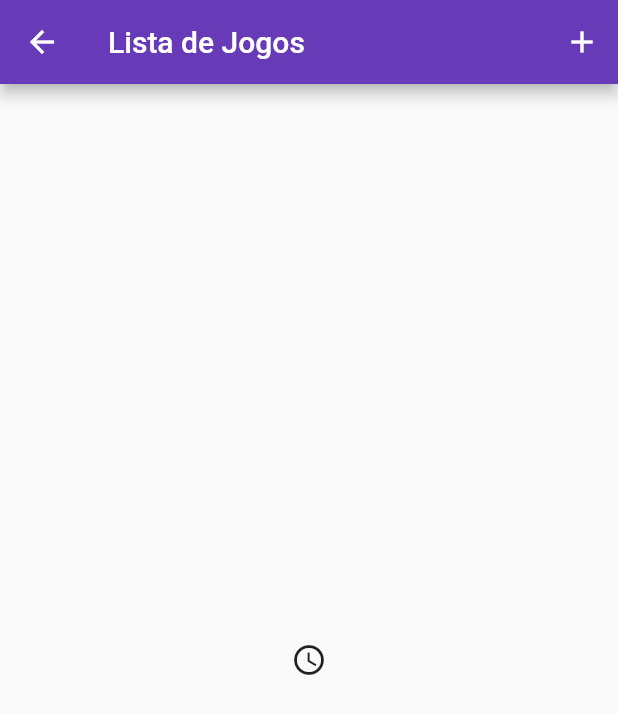
After one commit to RafaelMaluffe/REC_Game, a Flutter app: the screen it shows after launch, in the side drawer, after a tap on "Jogos", on a phone screen of 412 x 824 dp. The commit adds this screen. Shown: the top 714 px of the screen. Run offline on Flutter 3.47's test engine with Material 2 defaults, Android fonts, the phone set to English and light mode, and no system bars.

Commit message:
Adição de tela de lista de jogo

```diff
--- a/flutter/rec_game_app/lib/main.dart
+++ b/flutter/rec_game_app/lib/main.dart
@@ -1,6 +1,7 @@
 import 'package:flutter/material.dart';
 import 'package:rec_game_app/views/GeneroList.dart';
 import 'package:rec_game_app/views/HomeView.dart';
+import 'package:rec_game_app/views/JogoList.dart';
 import 'package:rec_game_app/views/PlataformaAdd.dart';
 import 'package:rec_game_app/views/GeneroAdd.dart';
 import 'package:rec_game_app/views/PlataformaList.dart';
@@ -18,10 +19,11 @@ class MyApp extends StatelessWidget {
       initialRoute: '/',
       routes: {
         '/': (context) => HomeView(),
-        '/Plataforma': (context) => Plataforma_List(),
-        '/PlataformaAdd': (context) => PlataformaAdd(),
-        '/Genero': (context) => GeneroList(),
-        '/GeneroAdd': (context) => GeneroAdd(),
+        '/plataforma': (context) => Plataforma_List(),
+        '/plataformaAdd': (context) => PlataformaAdd(),
+        '/genero': (context) => GeneroList(),
+        '/generoAdd': (context) => GeneroAdd(),
+        '/jogo': (context) => JogoList(),
       },
       theme: ThemeData(
         primarySwatch: Colors.deepPurple,
--- /dev/null
+++ b/flutter/rec_game_app/lib/models/jogo.dart
@@ -0,0 +1,21 @@
+class Jogo {
+  final int id;
+  final String descricao;
+  final String dataCadastro;
+  final String avatar;
+
+  const Jogo({
+    required this.id,
+    required this.descricao,
+    required this.dataCadastro,
+    required this.avatar,
+  });
+
+  factory Jogo.fromjson(Map<String, dynamic> json) {
+    return Jogo(
+        id: json["idJogo"] as int,
+        descricao: json["descricao"] as String,
+        dataCadastro: json["dataCadastro"] as String,
+        avatar: "");
+  }
+}
--- a/flutter/rec_game_app/lib/views/HomeView.dart
+++ b/flutter/rec_game_app/lib/views/HomeView.dart
@@ -24,21 +24,21 @@ class HomeView extends StatelessWidget {
               ),
             ),
             ListTile(
-              title: const Text('Plataforma'),
+              title: const Text('Jogos'),
               onTap: () {
-                Navigator.of(context).pushNamed('/Plataforma');
+                Navigator.of(context).pushNamed('/jogo');
               },
             ),
             ListTile(
               title: const Text('Gênero'),
               onTap: () {
-                Navigator.of(context).pushNamed('/Genero');
+                Navigator.of(context).pushNamed('/genero');
               },
             ),
             ListTile(
-              title: const Text('Jogo'),
+              title: const Text('Plataforna'),
               onTap: () {
-                Navigator.pop(context);
+                Navigator.of(context).pushNamed('/plataforma');
               },
             )
           ],
--- /dev/null
+++ b/flutter/rec_game_app/lib/views/JogoList.dart
@@ -0,0 +1,31 @@
+import 'package:flutter/material.dart';
+import 'package:rec_game_app/Widgets/JogoListTiles.dart';
+import 'package:rec_game_app/models/Jogo.dart';
+
+// ignore: camel_case_types
+class JogoList extends StatelessWidget {
+  @override
+  Widget build(BuildContext context) {
+    return Scaffold(
+        appBar: AppBar(
+          title: Text('Lista de Jogos'),
+          actions: <Widget>[
+            IconButton(
+                onPressed: () {
+                  // Navigator.of(context).pushNamed('/PlataformaAdd');
+                },
+                icon: Icon(Icons.add))
+          ],
+        ),
+        body: FutureBuilder<List<Jogo>>(builder: (context, jog) {
+          if (jog.hasError) print(jog.stackTrace);
+          if (jog.hasData) {
+            return JogoListTile();
+          } else {
+            return Center(
+              child: Icon(Icons.access_time),
+            );
+          }
+        }));
+  }
+}
--- a/flutter/rec_game_app/lib/views/PlataformaAdd.dart
+++ b/flutter/rec_game_app/lib/views/PlataformaAdd.dart
@@ -53,7 +53,7 @@ class PlataformaAdd extends StatelessWidget {
                 onPressed: () {
                   Navigator.pop(context);
                 },
-                icon: Icon(Icons.skip_next))
+                icon: Icon(Icons.add_sharp))
           ],
         ),
       ),
--- a/flutter/rec_game_app/lib/views/PlataformaList.dart
+++ b/flutter/rec_game_app/lib/views/PlataformaList.dart
@@ -1,8 +1,9 @@
 import 'package:flutter/material.dart';
-import 'package:rec_game_app/Widgets/PlataformaList.dart';
+import 'package:rec_game_app/Widgets/PlataformaListTiles.dart';
 import 'package:rec_game_app/models/plataforma.dart';
 import 'package:rec_game_app/Service/PlataformaService.dart' as serv;
 
+//Quem sabe para recarregar a lista Precise ser Statefull
 // ignore: camel_case_types
 class Plataforma_List extends StatelessWidget {
   @override
```
Also changed, not shown: flutter/rec_game_app/lib/Data/jogo_test.dart (added, +13 -0 lines), flutter/rec_game_app/lib/Widgets/JogoListTiles.dart (added, +91 -0 lines), 1 other file.
